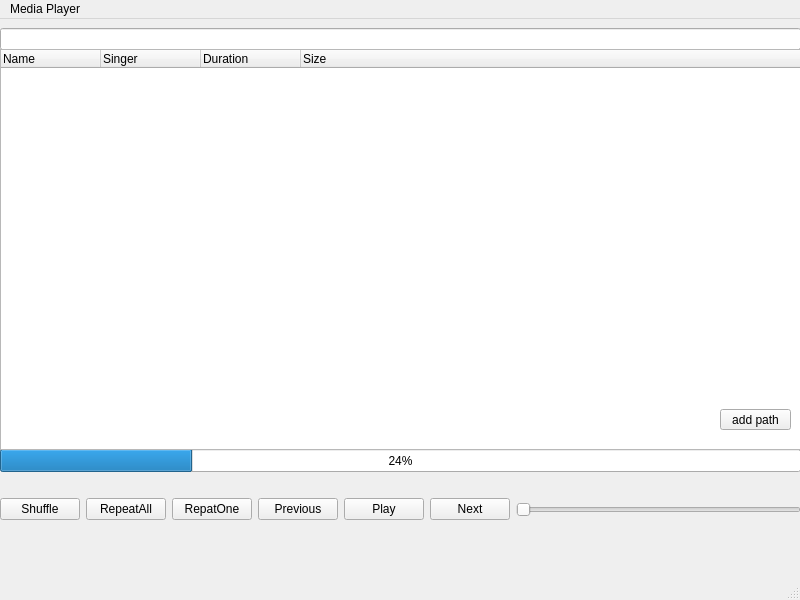
This is ui/MainWindow.ui in ysfgven/MediaPlayer as Qt 5 draws it before an edit. The edited form follows.
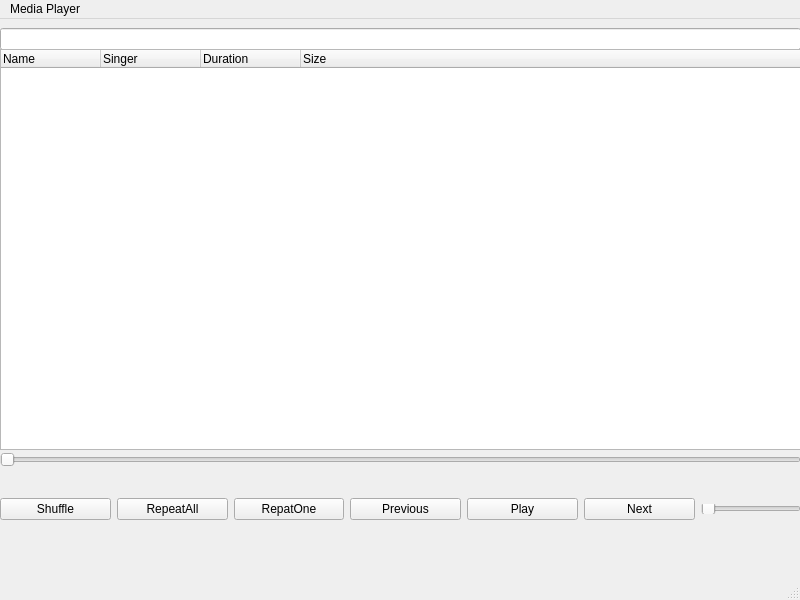
This is the edited form.

```diff
--- a/ui/MainWindow.ui
+++ b/ui/MainWindow.ui
@@ -68,6 +68,12 @@
      </item>
      <item>
       <widget class="QSlider" name="volumeSlider">
+       <property name="maximumSize">
+        <size>
+         <width>100</width>
+         <height>10</height>
+        </size>
+       </property>
        <property name="orientation">
         <enum>Qt::Orientation::Horizontal</enum>
        </property>
@@ -75,32 +81,6 @@
      </item>
     </layout>
    </widget>
-   <widget class="QProgressBar" name="progressBar">
-    <property name="geometry">
-     <rect>
-      <x>0</x>
-      <y>430</y>
-      <width>801</width>
-      <height>23</height>
-     </rect>
-    </property>
-    <property name="value">
-     <number>24</number>
-    </property>
-   </widget>
-   <widget class="QPushButton" name="addPathButton">
-    <property name="geometry">
-     <rect>
-      <x>720</x>
-      <y>390</y>
-      <width>71</width>
-      <height>21</height>
-     </rect>
-    </property>
-    <property name="text">
-     <string>add path</string>
-    </property>
-   </widget>
    <widget class="QWidget" name="horizontalLayoutWidget_2">
     <property name="geometry">
      <rect>
@@ -146,11 +126,19 @@
      </property>
     </column>
    </widget>
-   <zorder>horizontalLayoutWidget</zorder>
-   <zorder>progressBar</zorder>
-   <zorder>horizontalLayoutWidget_2</zorder>
-   <zorder>treeWidget</zorder>
-   <zorder>addPathButton</zorder>
+   <widget class="QSlider" name="progressSlider">
+    <property name="geometry">
+     <rect>
+      <x>0</x>
+      <y>430</y>
+      <width>801</width>
+      <height>22</height>
+     </rect>
+    </property>
+    <property name="orientation">
+     <enum>Qt::Orientation::Horizontal</enum>
+    </property>
+   </widget>
   </widget>
   <widget class="QMenuBar" name="menubar">
    <property name="geometry">
```
Left out of the diff: 8 changed lines with no effect on the pictures.
